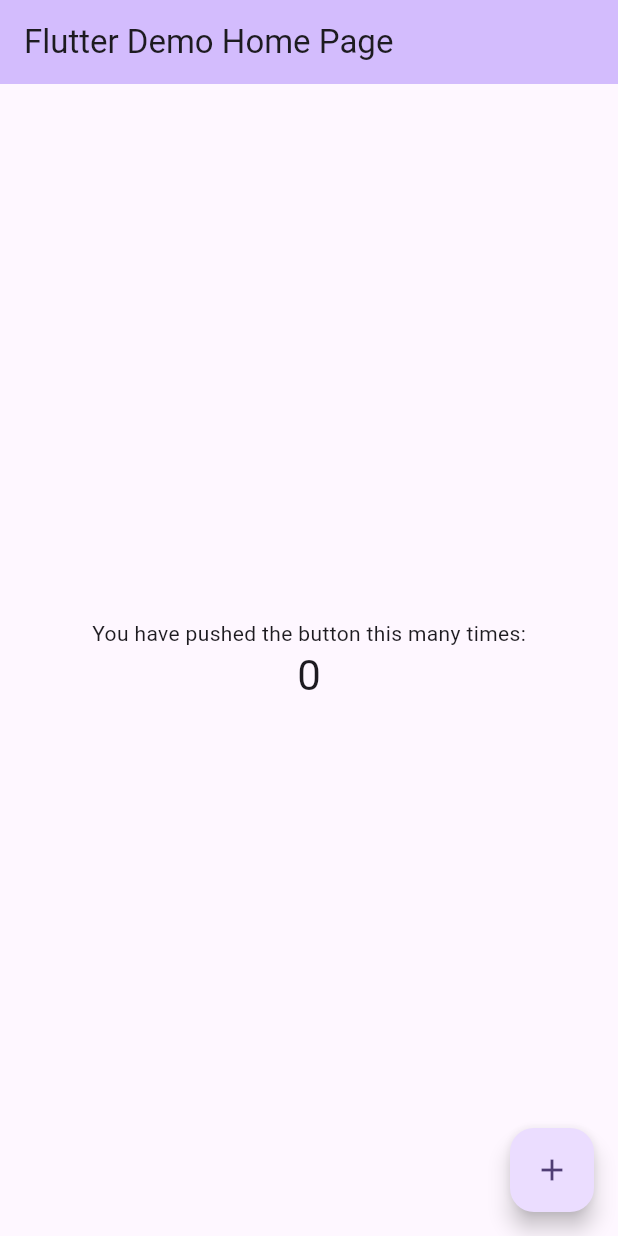
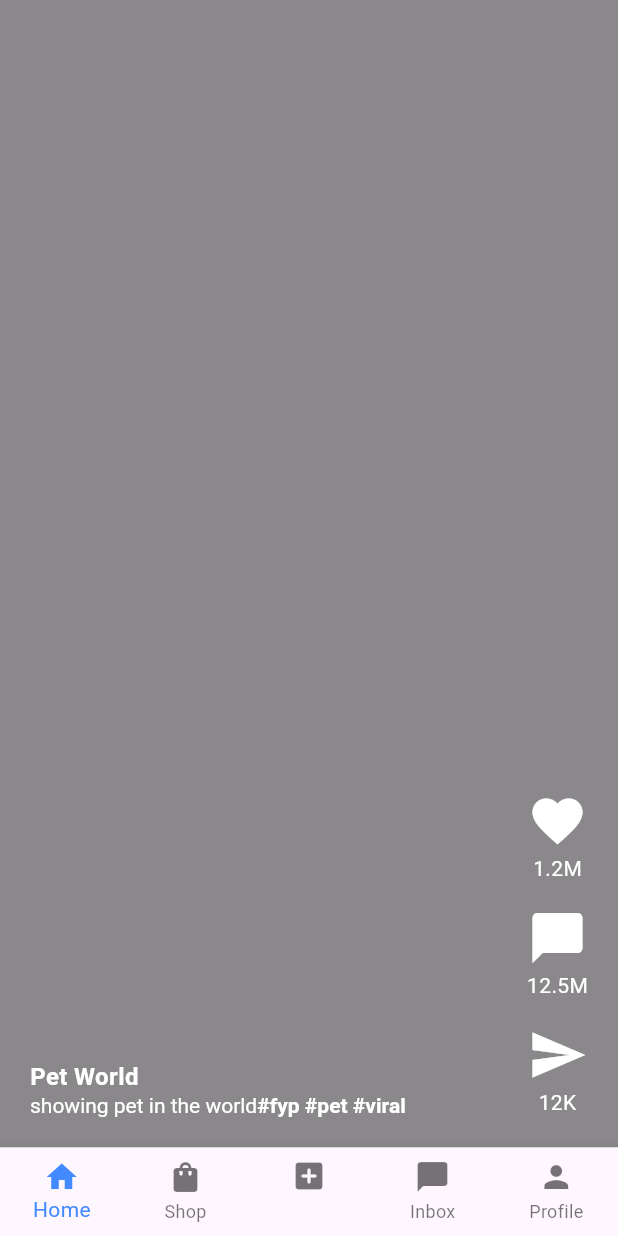
Before and after one commit to bilardos29/tiktokclone, a Flutter app: the screen it shows after launch, on a phone screen of 412 x 824 dp. Run offline on Flutter 3.47's test engine with Material 2 defaults, Android fonts, the phone set to English and light mode, and no system bars.

Commit message:
post page

```diff
--- a/tiktokcloneapp/lib/main.dart
+++ b/tiktokcloneapp/lib/main.dart
@@ -1,4 +1,5 @@
 import 'package:flutter/material.dart';
+import 'package:tiktokcloneapp/screen/main_page.dart';
 
 void main() {
   runApp(const MyApp());
@@ -7,119 +8,15 @@ void main() {
 class MyApp extends StatelessWidget {
   const MyApp({super.key});
 
-  // This widget is the root of your application.
   @override
   Widget build(BuildContext context) {
     return MaterialApp(
       title: 'Flutter Demo',
       theme: ThemeData(
-        // This is the theme of your application.
-        //
-        // TRY THIS: Try running your application with "flutter run". You'll see
-        // the application has a blue toolbar. Then, without quitting the app,
-        // try changing the seedColor in the colorScheme below to Colors.green
-        // and then invoke "hot reload" (save your changes or press the "hot
-        // reload" button in a Flutter-supported IDE, or press "r" if you used
-        // the command line to start the app).
-        //
-        // Notice that the counter didn't reset back to zero; the application
-        // state is not lost during the reload. To reset the state, use hot
-        // restart instead.
-        //
-        // This works for code too, not just values: Most code changes can be
-        // tested with just a hot reload.
         colorScheme: ColorScheme.fromSeed(seedColor: Colors.deepPurple),
         useMaterial3: true,
       ),
-      home: const MyHomePage(title: 'Flutter Demo Home Page'),
+      home: const MainPage(),
     );
   }
 }
-
-class MyHomePage extends StatefulWidget {
-  const MyHomePage({super.key, required this.title});
-
-  // This widget is the home page of your application. It is stateful, meaning
-  // that it has a State object (defined below) that contains fields that affect
-  // how it looks.
-
-  // This class is the configuration for the state. It holds the values (in this
-  // case the title) provided by the parent (in this case the App widget) and
-  // used by the build method of the State. Fields in a Widget subclass are
-  // always marked "final".
-
-  final String title;
-
-  @override
-  State<MyHomePage> createState() => _MyHomePageState();
-}
-
-class _MyHomePageState extends State<MyHomePage> {
-  int _counter = 0;
-
-  void _incrementCounter() {
-    setState(() {
-      // This call to setState tells the Flutter framework that something has
-      // changed in this State, which causes it to rerun the build method below
-      // so that the display can reflect the updated values. If we changed
-      // _counter without calling setState(), then the build method would not be
-      // called again, and so nothing would appear to happen.
-      _counter++;
-    });
-  }
-
-  @override
-  Widget build(BuildContext context) {
-    // This method is rerun every time setState is called, for instance as done
-    // by the _incrementCounter method above.
-    //
-    // The Flutter framework has been optimized to make rerunning build methods
-    // fast, so that you can just rebuild anything that needs updating rather
-    // than having to individually change instances of widgets.
-    return Scaffold(
-      appBar: AppBar(
-        // TRY THIS: Try changing the color here to a specific color (to
-        // Colors.amber, perhaps?) and trigger a hot reload to see the AppBar
-        // change color while the other colors stay the same.
-        backgroundColor: Theme.of(context).colorScheme.inversePrimary,
-        // Here we take the value from the MyHomePage object that was created by
-        // the App.build method, and use it to set our appbar title.
-        title: Text(widget.title),
-      ),
-      body: Center(
-        // Center is a layout widget. It takes a single child and positions it
-        // in the middle of the parent.
-        child: Column(
-          // Column is also a layout widget. It takes a list of children and
-          // arranges them vertically. By default, it sizes itself to fit its
-          // children horizontally, and tries to be as tall as its parent.
-          //
-          // Column has various properties to control how it sizes itself and
-          // how it positions its children. Here we use mainAxisAlignment to
-          // center the children vertically; the main axis here is the vertical
-          // axis because Columns are vertical (the cross axis would be
-          // horizontal).
-          //
-          // TRY THIS: Invoke "debug painting" (choose the "Toggle Debug Paint"
-          // action in the IDE, or press "p" in the console), to see the
-          // wireframe for each widget.
-          mainAxisAlignment: MainAxisAlignment.center,
-          children: <Widget>[
-            const Text(
-              'You have pushed the button this many times:',
-            ),
-            Text(
-              '$_counter',
-              style: Theme.of(context).textTheme.headlineMedium,
-            ),
-          ],
-        ),
-      ),
-      floatingActionButton: FloatingActionButton(
-        onPressed: _incrementCounter,
-        tooltip: 'Increment',
-        child: const Icon(Icons.add),
-      ), // This trailing comma makes auto-formatting nicer for build methods.
-    );
-  }
-}
--- /dev/null
+++ b/tiktokcloneapp/lib/screen/home/home_page.dart
@@ -0,0 +1,24 @@
+import 'package:flutter/material.dart';
+import 'package:tiktokcloneapp/screen/home/view/post_view.dart';
+
+class HomePage extends StatefulWidget {
+  const HomePage({Key? key}) : super(key: key);
+
+  @override
+  State<HomePage> createState() => _HomePageState();
+}
+
+class _HomePageState extends State<HomePage> {
+  @override
+  Widget build(BuildContext context) {
+    return Scaffold(
+        body: PageView(
+          scrollDirection: Axis.vertical,
+      children: const [
+        PostView(colors: Colors.redAccent),
+        PostView(colors: Colors.yellowAccent),
+        PostView(colors: Colors.blueAccent),
+      ],
+    ));
+  }
+}
--- /dev/null
+++ b/tiktokcloneapp/lib/screen/home/view/button_post_widget.dart
@@ -0,0 +1,20 @@
+import 'package:flutter/material.dart';
+
+class ButtonPostWidget extends StatelessWidget {
+  final IconData icons;
+  final String number;
+
+  const ButtonPostWidget({required this.icons, required this.number, Key? key})
+      : super(key: key);
+
+  @override
+  Widget build(BuildContext context) {
+    return Column(
+      children: [
+        Icon(icons, color: Colors.white, size: 40),
+        const SizedBox(height: 2),
+        Text(number, style: const TextStyle(color: Colors.white)),
+      ],
+    );
+  }
+}
--- /dev/null
+++ b/tiktokcloneapp/lib/screen/home/view/post_view.dart
@@ -0,0 +1,74 @@
+import 'package:flutter/material.dart';
+
+import 'button_post_widget.dart';
+
+class PostView extends StatelessWidget {
+  final Color colors;
+
+  const PostView({required this.colors, Key? key}) : super(key: key);
+
+  @override
+  Widget build(BuildContext context) {
+    return Container(
+      color: Colors.black45,
+      child: Stack(
+        children: [
+          //Post Video
+
+          //Caption username and description
+          Container(
+            alignment: Alignment(-1, 1),
+            padding: EdgeInsets.all(20),
+            child: Column(
+              mainAxisAlignment: MainAxisAlignment.end,
+              crossAxisAlignment: CrossAxisAlignment.start,
+              children: [
+                const Text(
+                  "Pet World",
+                  style: TextStyle(
+                      color: Colors.white,
+                      fontWeight: FontWeight.bold,
+                      fontSize: 16),
+                ),
+                RichText(
+                    text: const TextSpan(children: [
+                  TextSpan(
+                      text: "showing pet in the world",
+                      style: TextStyle(color: Colors.white)),
+                  TextSpan(
+                      text: "#fyp #pet #viral",
+                      style: TextStyle(
+                          color: Colors.white, fontWeight: FontWeight.bold))
+                ]))
+              ],
+            ),
+          ),
+          Container(
+            alignment: Alignment(1, 1),
+            padding: EdgeInsets.all(20),
+            child: const Column(
+              mainAxisAlignment: MainAxisAlignment.end,
+              crossAxisAlignment: CrossAxisAlignment.center,
+              children: [
+                ButtonPostWidget(
+                  icons: Icons.favorite,
+                  number: '1.2M',
+                ),
+                SizedBox(height: 16),
+                ButtonPostWidget(
+                  icons: Icons.chat_bubble,
+                  number: '12.5M',
+                ),
+                SizedBox(height: 16),
+                ButtonPostWidget(
+                  icons: Icons.send,
+                  number: '12K',
+                ),
+              ],
+            ),
+          )
+        ],
+      ),
+    );
+  }
+}
--- /dev/null
+++ b/tiktokcloneapp/lib/screen/main_page.dart
@@ -0,0 +1,49 @@
+import 'package:flutter/material.dart';
+
+import 'home/home_page.dart';
+
+class MainPage extends StatefulWidget {
+  const MainPage({Key? key}) : super(key: key);
+
+  @override
+  State<MainPage> createState() => _MainPageState();
+}
+
+class _MainPageState extends State<MainPage> {
+  int _selectedIndex = 0;
+
+  final List<Widget> listWidget = const [
+    HomePage(),
+    Center(child: Text('Search')),
+    Center(child: Text('Add')),
+    Center(child: Text('Inbox')),
+    Center(child: Text('Profile')),
+  ];
+
+  void navigationBar(int index) {
+    setState(() {
+      _selectedIndex = index;
+    });
+  }
+
+  @override
+  Widget build(BuildContext context) {
+    return Scaffold(
+      body: listWidget[_selectedIndex],
+      bottomNavigationBar: BottomNavigationBar(
+        currentIndex: _selectedIndex,
+        onTap: navigationBar,
+        selectedItemColor: Colors.blueAccent,
+        type: BottomNavigationBarType.fixed,
+        items: const [
+          BottomNavigationBarItem(icon: Icon(Icons.home), label: 'Home'),
+          BottomNavigationBarItem(icon: Icon(Icons.shopping_bag), label: 'Shop'),
+          BottomNavigationBarItem(icon: Icon(Icons.add_box_rounded), label: ''),
+          BottomNavigationBarItem(
+              icon: Icon(Icons.chat_bubble), label: 'Inbox'),
+          BottomNavigationBarItem(icon: Icon(Icons.person), label: 'Profile'),
+        ],
+      ),
+    );
+  }
+}
```
